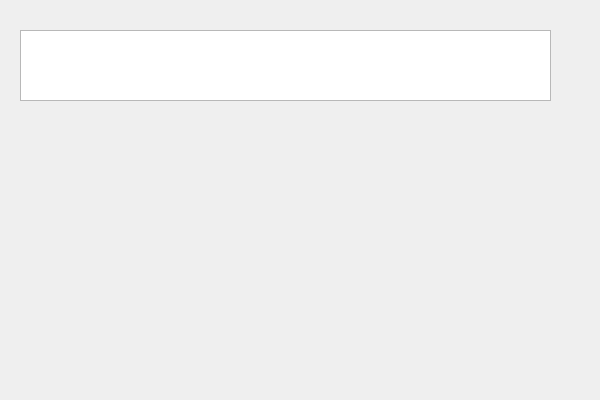
This is TEST0144.ui in XOOIOOX/TEST-0144 as Qt 5 draws it before an edit. The edited form follows.
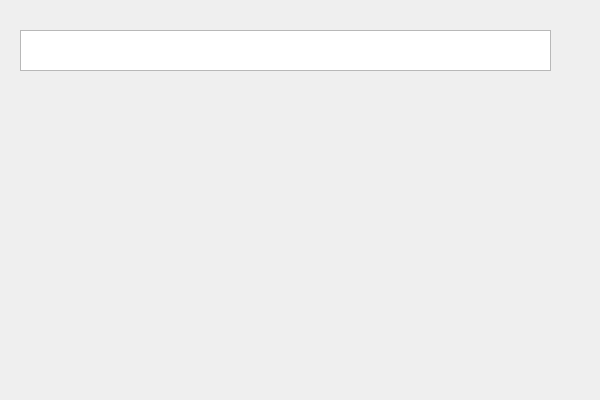
This is the edited form.

Diff of the .ui file:
```diff
--- a/TEST0144.ui
+++ b/TEST0144.ui
@@ -19,7 +19,7 @@
      <x>20</x>
      <y>30</y>
      <width>531</width>
-     <height>71</height>
+     <height>41</height>
     </rect>
    </property>
    <widget class="QGraphicsView" name="view">
@@ -28,7 +28,7 @@
       <x>0</x>
       <y>0</y>
       <width>531</width>
-      <height>71</height>
+      <height>41</height>
      </rect>
     </property>
    </widget>
```
